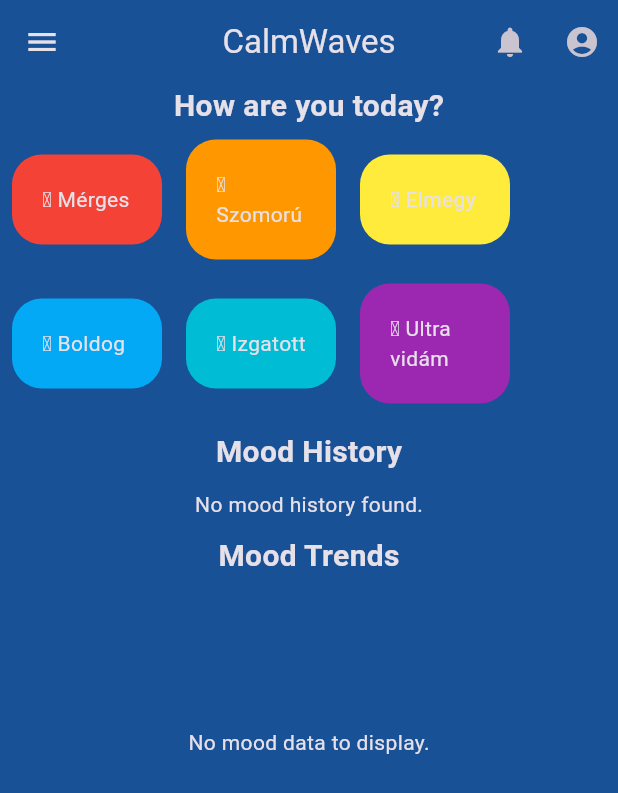
After one commit to Pebber07/CalmWaves, a Flutter app: the MoodScreen screen opened by its route, on a phone screen of 412 x 824 dp. The commit adds this screen. Shown: the top 793 px of the screen. Run offline on Flutter 3.47's test engine with Material 3 defaults, Android fonts, the phone set to English and light mode, and no system bars; our stand-ins replace cloud_firestore, firebase_auth, firebase_core, firebase_storage, fl_chart, flutter_svg and 2 more; accounts and stored records are empty.

Commit message:
journal_screen changed to mood_screen.dart, feeling_card got extended, new file mood_trends_chart.dart

```diff
--- a/lib/main.dart
+++ b/lib/main.dart
@@ -3,7 +3,7 @@ import 'package:calmwaves_app/firebase_options.dart';
 import 'package:calmwaves_app/pages/articles_screen.dart';
 import 'package:calmwaves_app/pages/create_event_screen.dart';
 import 'package:calmwaves_app/pages/home_screen.dart';
-import 'package:calmwaves_app/pages/journal_screen.dart';
+import 'package:calmwaves_app/pages/mood_screen.dart';
 import 'package:calmwaves_app/pages/login_screen.dart';
 import 'package:calmwaves_app/pages/notifications_screen.dart';
 // import 'package:calmwaves_app/pages/login_screen.dart';
@@ -39,7 +39,7 @@ class MyApp extends StatelessWidget {
         "/settings": (context) => const SettingsScreen(),
         "/articles": (context) => const ArticlesScreen(),
         "/events": (context) => const CreateEventScreen(),
-        "/journal": (context) => const JournalScreen(),
+        "/mood": (context) => const MoodScreen(),
         "/login": (context) => const LoginScreen(),
         "/register": (context) => const RegisterScreen(),
         "/starter": (context) => const StarterScreen(),
--- /dev/null
+++ b/lib/pages/mood_screen.dart
@@ -0,0 +1,162 @@
+import "package:calmwaves_app/widgets/custom_app_bar.dart";
+import "package:calmwaves_app/widgets/custom_drawer.dart";
+import "package:calmwaves_app/widgets/feeling_card.dart";
+import "package:calmwaves_app/widgets/gradient_button.dart";
+import "package:calmwaves_app/widgets/mood_trends_chart.dart";
+import "package:cloud_firestore/cloud_firestore.dart";
+import "package:firebase_auth/firebase_auth.dart";
+import "package:flutter/material.dart";
+
+class MoodScreen extends StatelessWidget {
+  const MoodScreen({super.key});
+
+  @override
+  Widget build(BuildContext context) {
+    final currentUser = FirebaseAuth.instance.currentUser;
+
+    return Scaffold(
+      appBar: const CustomAppBar(),
+      drawer: const CustomDrawer(),
+      body: SingleChildScrollView(
+        child: Center(
+          child: Column(
+            children: [
+              const Text(
+                "How are you today?",
+                style: TextStyle(
+                  fontWeight: FontWeight.bold,
+                  fontSize: 20,
+                ),
+              ),
+              const Row(
+                children: [
+                  FeelingCard(
+                    caption: "Mérges",
+                    cardColor: Colors.red,
+                    emoji: "\ud83d\ude20",
+                    cardWidth: 100,
+                    moodNumber: 1,
+                  ),
+                  FeelingCard(
+                    caption: "Szomorú",
+                    cardColor: Colors.orange,
+                    emoji: "\ud83d\ude41",
+                    cardWidth: 100,
+                    moodNumber: 2,
+                  ),
+                  FeelingCard(
+                    caption: "Elmegy",
+                    cardColor: Colors.yellow,
+                    emoji: "\ud83d\ude10",
+                    cardWidth: 100,
+                    moodNumber: 3,
+                  ),
+                ],
+              ), // I could create an Enum for this.
+              const Row(
+                children: [
+                  FeelingCard(
+                    caption: "Boldog",
+                    cardColor: Colors.lightBlue,
+                    emoji: "\ud83d\ude0a",
+                    cardWidth: 100,
+                    moodNumber: 4,
+                  ),
+                  FeelingCard(
+                    caption: "Izgatott",
+                    cardColor: Colors.cyan,
+                    emoji: "\ud83d\ude04",
+                    cardWidth: 100,
+                    moodNumber: 5,
+                  ),
+                  FeelingCard(
+                    caption: "Ultra vidám",
+                    cardColor: Colors.purple,
+                    emoji: "\ud83d\ude0d",
+                    cardWidth: 100,
+                    moodNumber: 6,
+                  ),
+                ],
+              ),
+              const SizedBox(
+                height: 10,
+              ),
+              const Text(
+                "Mood History",
+                style: TextStyle(fontWeight: FontWeight.bold, fontSize: 20),
+              ),
+              const SizedBox(
+                height: 10,
+              ),
+              StreamBuilder<QuerySnapshot>(
+                stream: FirebaseFirestore.instance
+                    .collection('mood')
+                    .where('userid', isEqualTo: currentUser?.uid)
+                    .orderBy('timestamp', descending: true)
+                    .snapshots(),
+                builder: (context, snapshot) {
+                  if (snapshot.connectionState == ConnectionState.waiting) {
+                    return const CircularProgressIndicator();
+                  }
+                  if (!snapshot.hasData || snapshot.data!.docs.isEmpty) {
+                    return const Text("No mood history found.");
+                  }
+
+                  final moodDocs = snapshot.data!.docs;
+
+                  return ListView.builder(
+                    shrinkWrap: true,
+                    physics: const NeverScrollableScrollPhysics(),
+                    itemCount: moodDocs.length,
+                    itemBuilder: (context, index) {
+                      final moodData =
+                          moodDocs[index].data() as Map<String, dynamic>;
+                      final emoji = moodData['emoji'] as String;
+                      final caption = moodData['caption'] as String;
+                      final timestamp =
+                          (moodData['timestamp'] as Timestamp).toDate();
+
+                      return Card(
+                        margin: const EdgeInsets.symmetric(
+                            vertical: 5, horizontal: 15),
+                        child: ListTile(
+                          leading: Text(
+                            emoji,
+                            style: const TextStyle(fontSize: 24),
+                          ),
+                          title: Text(caption),
+                          subtitle: Text(
+                            "${timestamp.year}/${timestamp.month.toString().padLeft(2, '0')}/${timestamp.day.toString().padLeft(2, '0')}",
+                          ),
+                        ),
+                      );
+                    },
+                  );
+                },
+              ),
+              const SizedBox(
+                height: 10,
+              ),
+              const Text(
+                "Mood Trends",
+                style: TextStyle(
+                  fontWeight: FontWeight.bold,
+                  fontSize: 20,
+                ),
+              ),
+              const SizedBox(
+                height: 10,
+              ),
+              Container(
+                height: 200,
+                width: double.infinity,
+                margin: const EdgeInsets.symmetric(horizontal: 15),
+                child: const MoodTrendsChart(),
+              )
+            ],
+          ),
+        ),
+      ),
+    );
+  }
+}
--- a/lib/widgets/custom_drawer.dart
+++ b/lib/widgets/custom_drawer.dart
@@ -102,10 +102,10 @@ class CustomDrawer extends StatelessWidget {
           ),
           ListTile(
             leading: const Icon(Icons.health_and_safety),
-            title: const Text('Napló'),
+            title: const Text('Hangulat'),
             onTap: () {
               Navigator.pop(context);
-              Navigator.pushNamed(context, '/journal');
+              Navigator.pushNamed(context, '/mood');
             },
           ),
           ListTile(
--- a/lib/widgets/feeling_card.dart
+++ b/lib/widgets/feeling_card.dart
@@ -1,3 +1,5 @@
+import "package:cloud_firestore/cloud_firestore.dart";
+import "package:firebase_auth/firebase_auth.dart";
 import "package:flutter/material.dart";
 
 class FeelingCard extends StatelessWidget {
@@ -5,18 +7,54 @@ class FeelingCard extends StatelessWidget {
   final Color cardColor;
   final String emoji;
   final double cardWidth;
+  final int moodNumber;
   const FeelingCard(
       {super.key,
       required this.caption,
       required this.cardColor,
       required this.emoji,
-      required this.cardWidth});
+      required this.cardWidth,
+      required this.moodNumber});
+
+  Future<void> _saveMood(BuildContext context) async {
+    try {
+      final user = FirebaseAuth.instance.currentUser;
+
+      if (user == null) {
+        ScaffoldMessenger.of(context).showSnackBar(
+          const SnackBar(
+            content: Text("Please log in to save your mood."),
+          ),
+        );
+        return;
+      }
+      final moodData = {
+        "userid": user.uid,
+        "timestamp": DateTime.now(),
+        "emoji": emoji,
+        "caption": caption,
+        "moodNumber": moodNumber,
+      };
+
+      await FirebaseFirestore.instance.collection("mood").add(moodData);
+
+      ScaffoldMessenger.of(context).showSnackBar(
+        const SnackBar(content: Text("Mood saved successfully!")),
+      );
+    } catch (e) {
+      ScaffoldMessenger.of(context).showSnackBar(
+        SnackBar(content: Text("Hiba hangulat mentése közben: $e")),
+      );
+    }
+  }
 
   @override
   Widget build(BuildContext context) {
-    return Container(
+    return GestureDetector(
+      onTap: () => _saveMood(context),
+      child: Container(
         margin: const EdgeInsets.all(
-          8), // make it close to each other (journal_screen)
+            8),
         padding: const EdgeInsets.all(20),
         width: cardWidth,
         decoration: BoxDecoration(
@@ -29,6 +67,7 @@ class FeelingCard extends StatelessWidget {
             Text("$emoji $caption"),
           ],
         ),
+      ),
     );
   }
 }
--- /dev/null
+++ b/lib/widgets/mood_trends_chart.dart
@@ -0,0 +1,85 @@
+import "package:cloud_firestore/cloud_firestore.dart";
+import "package:firebase_auth/firebase_auth.dart";
+import "package:fl_chart/fl_chart.dart";
+import "package:flutter/material.dart";
+
+class MoodTrendsChart extends StatelessWidget {
+  const MoodTrendsChart({super.key});
+
+  Future<List<FlSpot>> _getMoodData() async {
+    final currentUser = FirebaseAuth.instance.currentUser;
+    if (currentUser == null) {
+      return [];
+    }
+
+    final querySnapshot = await FirebaseFirestore.instance
+        .collection('mood')
+        .where('userid', isEqualTo: currentUser.uid)
+        .orderBy('timestamp', descending: false)
+        .get();
+
+    final moodData = querySnapshot.docs.map((doc) {
+      final data = doc.data();
+      final timestamp = (data['timestamp'] as Timestamp).toDate();
+      final moodNumber = data['moodNumber'] as int;
+
+      return FlSpot(timestamp.day.toDouble(), moodNumber.toDouble());
+    }).toList();
+
+    return moodData;
+  }
+
+  @override
+  Widget build(BuildContext context) {
+    return FutureBuilder<List<FlSpot>>(
+      future: _getMoodData(),
+      builder: (context, snapshot) {
+        if (snapshot.connectionState == ConnectionState.waiting) {
+          return const Center(child: CircularProgressIndicator());
+        }
+        if (!snapshot.hasData || snapshot.data!.isEmpty) {
+          return const Center(child: Text("No mood data to display."));
+        }
+
+        final moodSpots = snapshot.data!;
+
+        return LineChart(
+          LineChartData(
+            lineBarsData: [
+              LineChartBarData(
+                spots: moodSpots,
+                isCurved: true,
+                barWidth: 4,
+                belowBarData: BarAreaData(show: false),
+              ),
+            ],
+            titlesData: FlTitlesData(
+              leftTitles: AxisTitles(
+                sideTitles: SideTitles(
+                  showTitles: true,
+                  reservedSize: 40,
+                  interval: 1,
+                  getTitlesWidget: (value, meta) {
+                    return Text(value.toInt().toString(),
+                        style: const TextStyle(fontSize: 12));
+                  },
+                ),
+              ),
+              bottomTitles: AxisTitles(
+                sideTitles: SideTitles(
+                  showTitles: true,
+                  reservedSize: 22,
+                  getTitlesWidget: (value, meta) {
+                    return Text(value.toInt().toString(),
+                        style: const TextStyle(fontSize: 12));
+                  },
+                ),
+              ),
+            ),
+            borderData: FlBorderData(show: true),
+          ),
+        );
+      },
+    );
+  }
+}
--- a/pubspec.yaml
+++ b/pubspec.yaml
@@ -44,6 +44,7 @@ dependencies:
   google_sign_in: ^6.2.2
   http: ^1.2.2
   intl: ^0.20.1
+  fl_chart: ^0.69.2
 
 dev_dependencies:
   flutter_test:
```
Also changed, not shown: lib/pages/journal_screen.dart (deleted, +0 -122 lines), pubspec.lock. Lines whose indentation alone changed are shown as unchanged.
